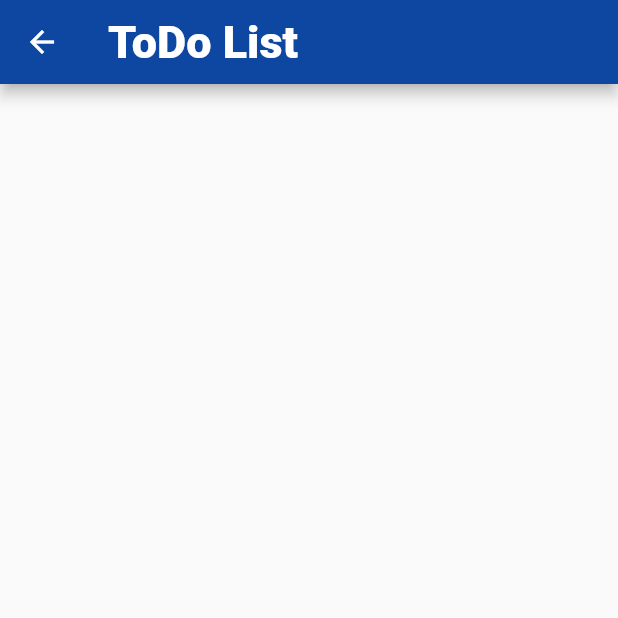
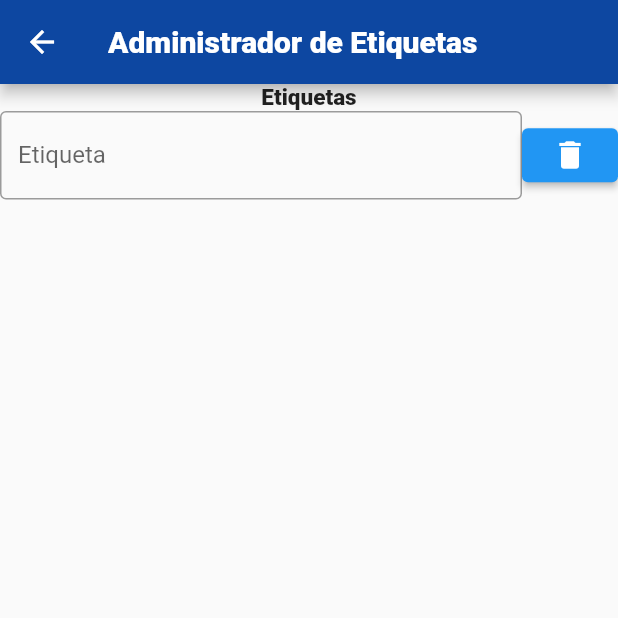
Before and after one commit to SebastianBelmonte01/todo_flutter, a Flutter app: the MyNewLabel screen opened directly, on a phone screen of 412 x 824 dp, the top half of it. Run offline on Flutter 3.47's test engine with Material 2 defaults, Android fonts, the phone set to English and light mode, and no system bars; missing offline and left inert: textfield_datepicker.

Commit message:
Adding classes and adding label interface

```diff
--- a/lib/main.dart
+++ b/lib/main.dart
@@ -2,6 +2,7 @@ import 'package:flutter/material.dart';
 import 'package:todo_flutter/login.dart';
 import 'package:todo_flutter/register-new-task.dart';
 import 'package:todo_flutter/todo.dart';
+import 'package:todo_flutter/register-new-label.dart';
 
 
 void main() {
@@ -20,7 +21,8 @@ class MyApp extends StatelessWidget {
       routes: {
         '/': (context) => const MyLogin(),
         '/todo':(context) => const MyTodo(),
-        '/register-new-tasks':(context) =>  const MyRegistrationTask()
+        '/register-new-tasks':(context) =>  const MyRegistrationTask(),
+        '/register-new-labels':(context) => const MyNewLabel()
       },
     );
   }
--- a/lib/register-new-label.dart
+++ b/lib/register-new-label.dart
@@ -8,10 +8,40 @@ class MyNewLabel extends StatefulWidget {
 }
 
 class _MyNewLabelState extends State<MyNewLabel> {
+  final labelController = TextEditingController();
+  @override
+  void dispose() {
+    // TODO: implement dispose
+    labelController.clear();
+    super.dispose();
+  }
   @override
   Widget build(BuildContext context) {
     return Scaffold(
-      appBar: AppBar(title: const Text("ToDo List", style: TextStyle(fontFamily: "Roboto", fontWeight: FontWeight.w900, fontSize: 30)), backgroundColor: Colors.blue[900],),
+      appBar: AppBar(title: const Text("Administrador de Etiquetas", style: TextStyle(fontFamily: "Roboto", fontWeight: FontWeight.w900, fontSize: 20)), backgroundColor: Colors.blue[900],),
+      body: Column(
+        children: [
+          const Text("Etiquetas", style: const TextStyle(fontFamily: "Roboto", fontSize: 15, fontWeight: FontWeight.w800),),
+
+          Row(
+              children: <Widget> [
+                Expanded(
+                  child: TextField(
+                    controller: labelController,
+                    decoration: const InputDecoration(
+                          border: OutlineInputBorder(),
+                          labelText: 'Etiqueta',
+                        ),
+                  ),
+                ),
+                ElevatedButton(
+                  onPressed: (){},
+                  child: const Icon(Icons.delete)
+                ),
+            ]
+          ),
+        ],
+      ),
     );
 
   }
--- a/lib/register-new-task.dart
+++ b/lib/register-new-task.dart
@@ -76,7 +76,7 @@ class _MyRegistrationTaskState extends State<MyRegistrationTask> with Restoratio
   @override
   Widget build(BuildContext context) {
     return Scaffold(
-      appBar: AppBar(title: const Text("Login", style: TextStyle(fontFamily: "Roboto", fontWeight: FontWeight.w900, fontSize: 30)), backgroundColor: Colors.blue[900],),
+      appBar: AppBar(title: const Text("Añadir Tarea", style: TextStyle(fontFamily: "Roboto", fontWeight: FontWeight.w900, fontSize: 30)), backgroundColor: Colors.blue[900],),
       body: Padding(
         padding: const EdgeInsets.fromLTRB(20, 50, 20, 0),
         child: Column(
@@ -129,7 +129,7 @@ class _MyRegistrationTaskState extends State<MyRegistrationTask> with Restoratio
                   width: 30,
                 ),
                 ElevatedButton(
-                  onPressed: (){_restorableDatePickerRouteFuture.present(); print(_selectedDate.value.day);},
+                  onPressed: (){Navigator.pushNamed(context, '/register-new-labels');},
                   child: const Icon(Icons.edit)
                 ),
               ],
```
Also changed, not shown: lib/Task.dart (deleted, +0 -14 lines), lib/classes/Task.dart (added, +41 -0 lines), lib/components/my-list-view.dart (added, +47 -0 lines), lib/todo.dart (+4 -21 lines), lib/classes/Label.dart (renamed from lib/Label.dart).
